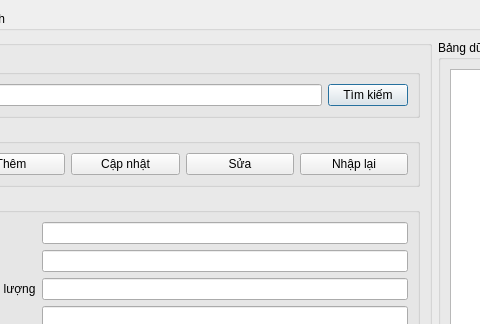
Above: managebook.ui from hovanvydut/PBL2-Library-Management-Qt-CPP before the change; both pictures show x 90 to 570 and y 0 to 324 of the 1031 by 783 pixel window. Below: the same form after it.
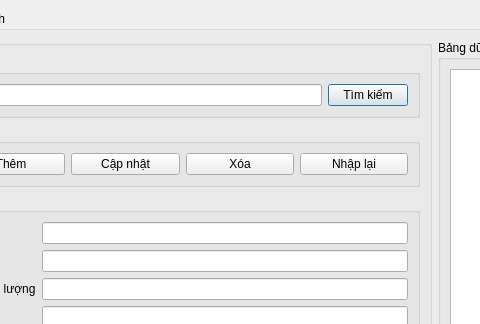
That is the form after the change.

The edit to the form file:
```diff
--- a/managebook.ui
+++ b/managebook.ui
@@ -68,7 +68,7 @@
             <item>
              <widget class="QPushButton" name="btn_edit_book">
               <property name="text">
-               <string>Sửa</string>
+               <string>Xóa</string>
               </property>
              </widget>
             </item>
```
Left out of the diff: 2 changed lines with no effect on the pictures.
